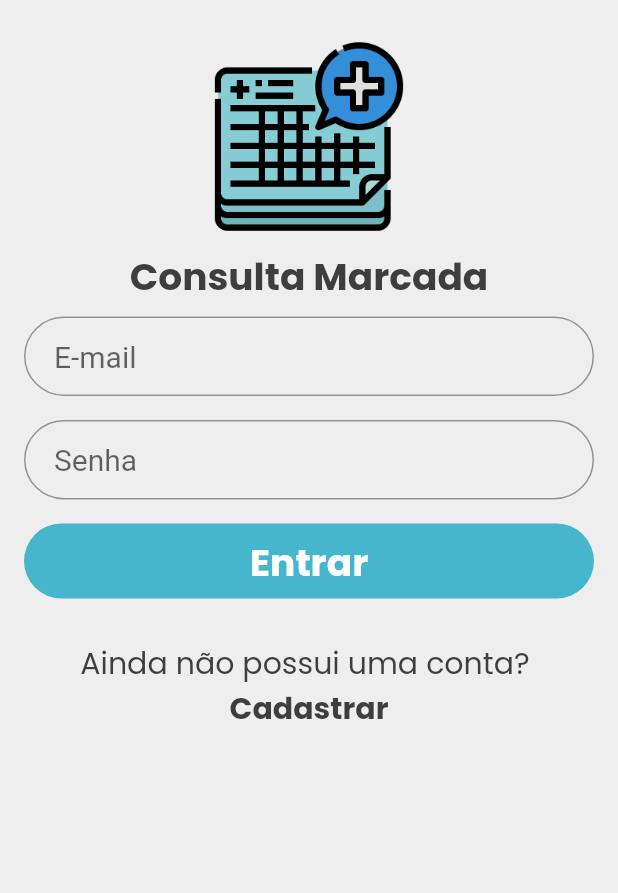
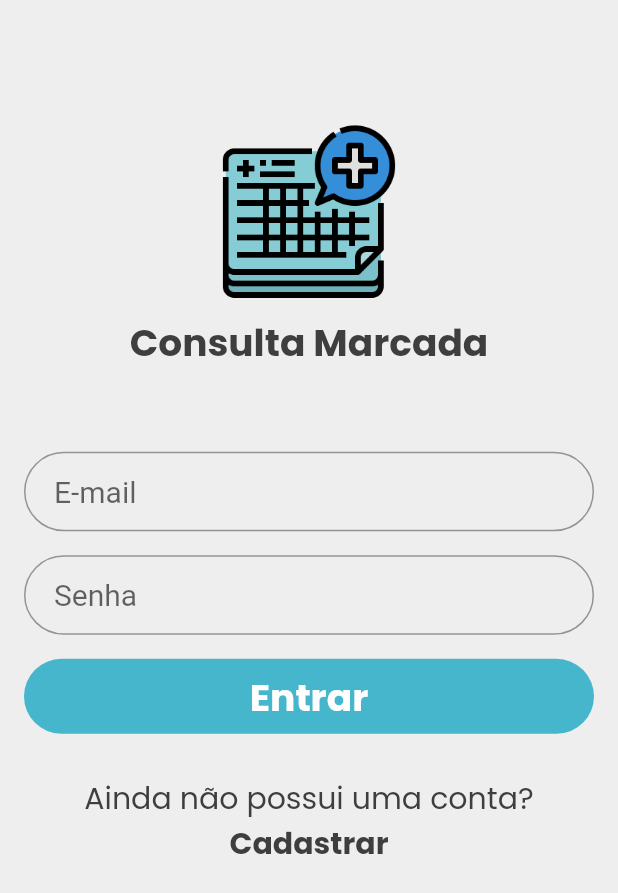
Before and after one commit to 27joseaquino/consulta-marcada, a Flutter app: the screen it shows after launch, on a phone screen of 412 x 824 dp. Shown: the top 893 px of the screen. Run offline on Flutter 3.47's test engine with Material 2 defaults, Android fonts, the phone set to English and light mode, and no system bars.

Commit message:
Fix: Responsividade na Login Page

```diff
--- a/lib/pages/user/login_page.dart
+++ b/lib/pages/user/login_page.dart
@@ -18,19 +18,56 @@ class _LoginPageState extends State<LoginPage> {
 
   @override
   Widget build(BuildContext context) {
+    final size = MediaQuery.of(context).size;
     return Scaffold(
-      body: SingleChildScrollView(
-        child: Container(
+      body: Container(
+        height: size.height,
+        width: size.width,
         padding: EdgeInsets.all(16),
-          child: Column(
+        child: LayoutBuilder(builder: (context, constrainsts) {
+          return Column(
             crossAxisAlignment: CrossAxisAlignment.center,
             mainAxisAlignment: MainAxisAlignment.center,
             children: <Widget>[
-              LogoConsultaMarcada(
+              logoConsultaMarcada(
+                height: constrainsts.maxHeight * .35,
+                width: constrainsts.maxWidth,
+              ),
+              loginForm(
+                context,
+                height: constrainsts.maxHeight * .65,
+                width: constrainsts.maxWidth,
+              ),
+            ],
+          );
+        }),
+      ),
+    );
+  }
+
+  Visibility logoConsultaMarcada({double height, double width}) {
+    return Visibility(
+      visible: height > 59,
+      child: Container(
+        padding: EdgeInsets.only(top: 10),
+        height: height,
+        width: width,
+        child: LogoConsultaMarcada(
           fontSize: 25,
-                height: 150,
-                width: 150,
+          height: height * .5,
+          width: width,
         ),
+      ),
+      replacement: SizedBox(),
+    );
+  }
+
+  Container loginForm(BuildContext context, {double height, double width}) {
+    return Container(
+      height: height,
+      width: width,
+      child: ListView(
+        children: [
           CustomTextField(
             hintText: "E-mail",
             controller: _email,
@@ -49,8 +86,6 @@ class _LoginPageState extends State<LoginPage> {
           pushRegisterPage(context),
         ],
       ),
-        ),
-      ),
     );
   }
 
@@ -64,12 +99,14 @@ class _LoginPageState extends State<LoginPage> {
               fontSize: 20,
               text: "Ainda não possui uma conta? ",
               maxlines: 2,
+              textAlign: TextAlign.center,
             ),
             CustomText(
               fontSize: 20,
               text: "Cadastrar",
               fontWeight: FontWeight.bold,
               maxlines: 2,
+              textAlign: TextAlign.center,
             ),
           ],
         ),
```
Lines whose indentation alone changed are shown as unchanged.
